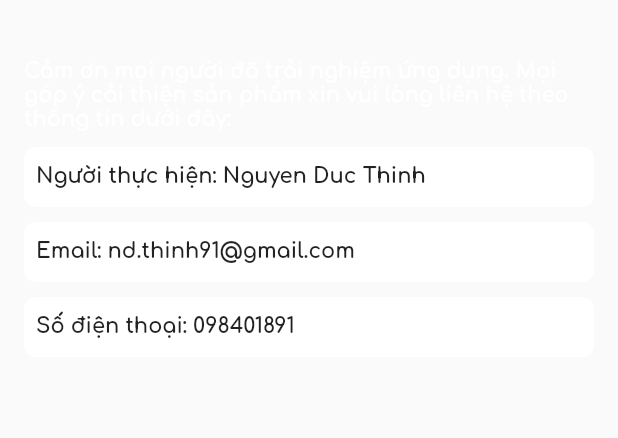
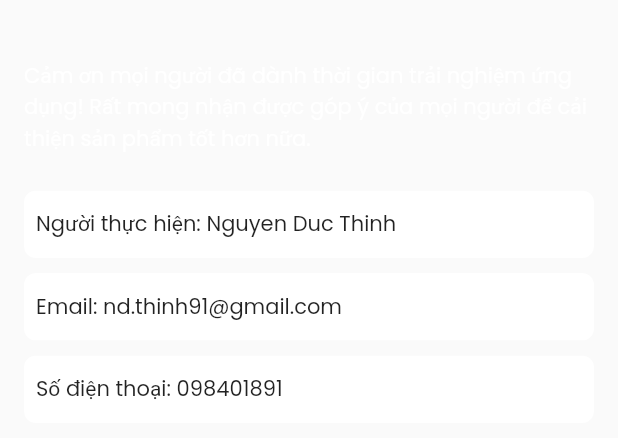
Before and after one commit to thinhnguyen347/movie_info, a Flutter app: the About widget shown alone on an empty page, opened directly, on a phone screen of 412 x 824 dp. Shown: the top 438 px of the screen. Run offline on Flutter 3.47's test engine with Material 2 defaults, Android fonts, the phone set to English and light mode, and no system bars; our stand-ins replace carousel_slider; missing offline and left inert: spring; network calls fail.

Commit message:
update 1209

```diff
--- a/lib/components/about/about.dart
+++ b/lib/components/about/about.dart
@@ -21,10 +21,10 @@ class About extends StatelessWidget {
           children: [
             const SizedBox(height: 24),
             const Text(
-              "Cảm ơn mọi người đã trải nghiệm ứng dụng. Mọi góp ý cải thiện sản phẩm xin vui lòng liên hệ theo thông tin dưới đây:",
+              "Cảm ơn mọi người đã dành thời gian trải nghiệm ứng dụng! Rất mong nhận được góp ý của mọi người để cải thiện sản phẩm tốt hơn nữa.",
               style: TextStyle(color: Colors.white),
             ),
-            const SizedBox(height: 10),
+            const SizedBox(height: 24),
             Spring.slide(
               springController: springController,
               slideType: SlideType.slide_in_left,
--- a/lib/main.dart
+++ b/lib/main.dart
@@ -20,7 +20,7 @@ class MyApp extends StatelessWidget {
       },
       title: 'Movie Slide',
       theme: ThemeData(
-        fontFamily: 'Comfortaa',
+        fontFamily: 'Poppins',
         primarySwatch: Colors.blue,
         visualDensity: VisualDensity.adaptivePlatformDensity,
       ),
--- a/pubspec.yaml
+++ b/pubspec.yaml
@@ -103,6 +103,11 @@ flutter:
          - asset: assets/fonts/Comfortaa-Bold.ttf
            weight: 600
 
+     - family: Poppins
+       fonts:
+         - asset: assets/fonts/Poppins-Regular.ttf
+           weight: 400
+
   #
   # For details regarding fonts from package dependencies,
   # see https://flutter.dev/custom-fonts/#from-packages
```
Also changed, not shown: assets/fonts/Poppins-Regular.ttf (added), pubspec.lock.
